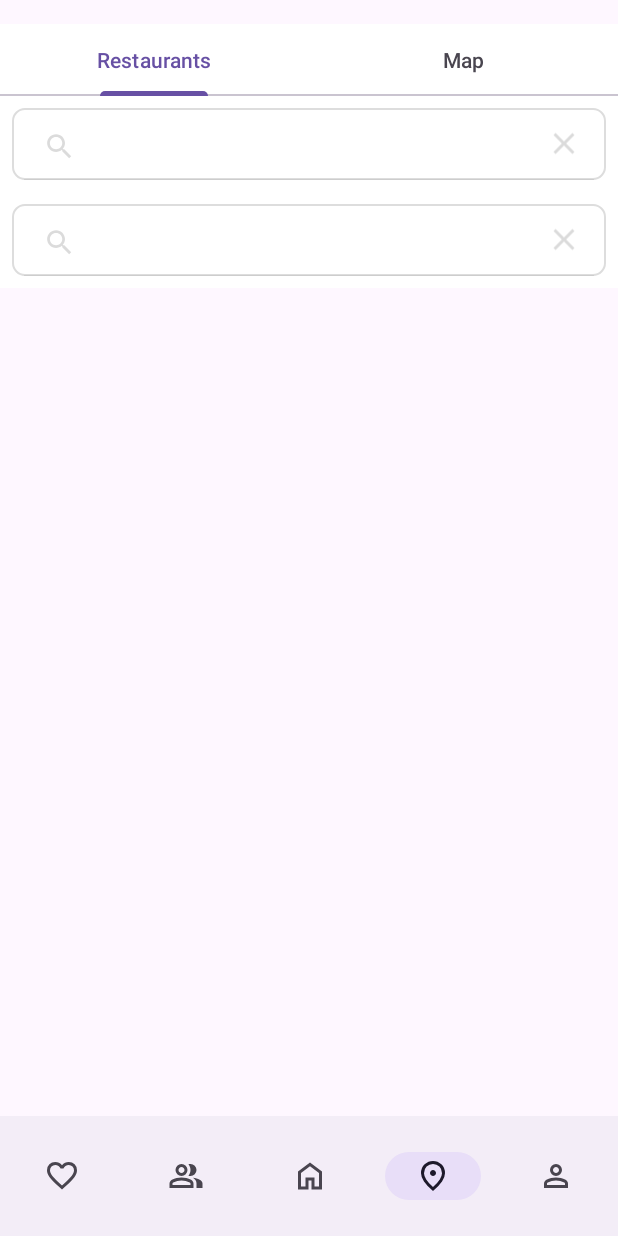
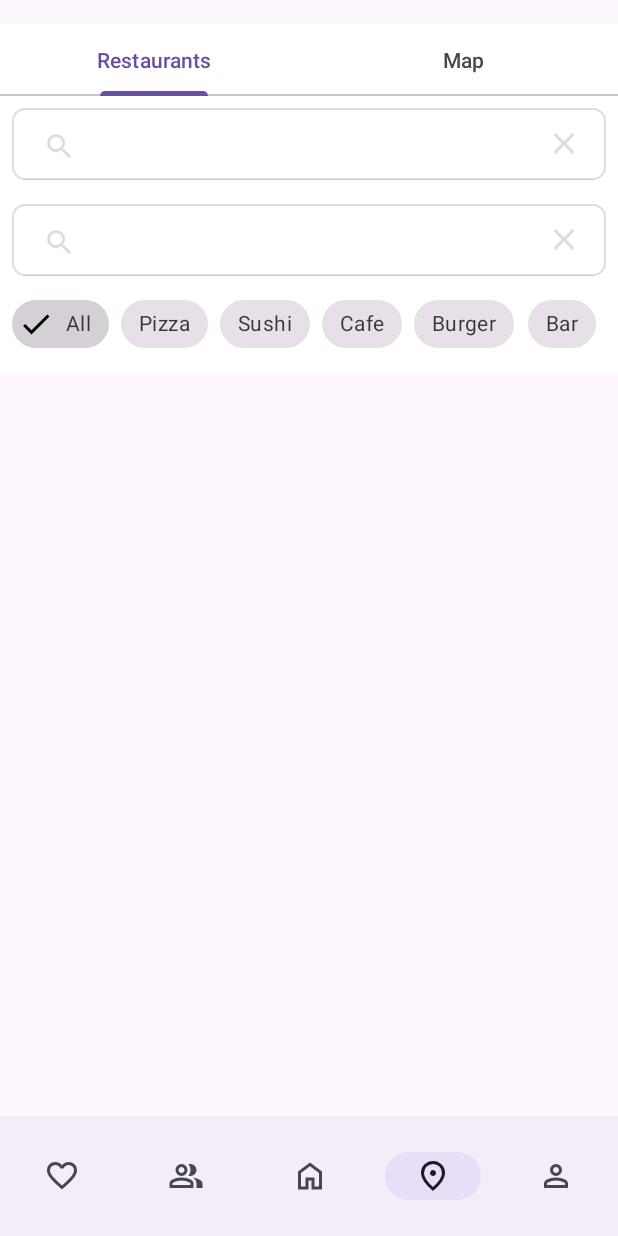
Before and after one commit to andreeag1/MealMatch, an Android app: the MapFragment screen opened through its navigation route, on a phone screen of 412 x 824 dp. Run offline under Robolectric (Android 15) with nearby library versions, the light colour scheme and no system bars; our stand-ins replace navigation-ui; 10 statements that could not run were skipped.

Commit message:
add filter chip

```diff
--- a/client/app/src/main/java/com/mealmatch/ui/map/MapFragment.kt
+++ b/client/app/src/main/java/com/mealmatch/ui/map/MapFragment.kt
@@ -34,6 +34,10 @@ import com.mealmatch.databinding.FragmentMapBinding
 import kotlinx.coroutines.Dispatchers
 import kotlinx.coroutines.launch
 import kotlinx.coroutines.withContext
+import com.google.android.material.chip.Chip
+
+
+
 
 class MapFragment : Fragment(), OnMapReadyCallback, MapManager.MapManagerListener {
 
@@ -73,7 +77,10 @@ class MapFragment : Fragment(), OnMapReadyCallback, MapManager.MapManagerListene
         observeViewModel()
     }
 
+// ... inside the MapFragment class
+
     private fun setupUI() {
+        // Adapter and RecyclerView setup (no changes here)
         restaurantAdapter = RestaurantAdapter(placesClient)
         mapRestaurantAdapter = RestaurantAdapter(placesClient)
 
@@ -86,6 +93,10 @@ class MapFragment : Fragment(), OnMapReadyCallback, MapManager.MapManagerListene
             adapter = mapRestaurantAdapter
         }
 
+        // Call the new function to set up the filter chips
+        setupCuisineChips()
+
+        // Setup for TabLayout
         binding.tabLayout.apply {
             addTab(newTab().setText("Restaurants"))
             addTab(newTab().setText("Map"))
@@ -93,18 +104,17 @@ class MapFragment : Fragment(), OnMapReadyCallback, MapManager.MapManagerListene
                 override fun onTabSelected(tab: TabLayout.Tab) {
                     if (tab.position == 0) showList() else showMap()
                 }
-                override fun onTabUnselected(tab: TabLayout.Tab) {}
-                override fun onTabReselected(tab: TabLayout.Tab) {}
+                override fun onTabUnselected(tab: TabLayout.Tab?) {}
+                override fun onTabReselected(tab: TabLayout.Tab?) {}
             })
         }
 
-        // --- FIX IS HERE ---
-        // Forcing the iconified state to false ensures the views are focusable.
+        // Setup for query SearchView
         binding.svQuery.apply {
-            isIconified = false // Ensure the view is expanded
+            isIconified = false
             setOnQueryTextListener(object : SearchView.OnQueryTextListener {
                 override fun onQueryTextSubmit(query: String?): Boolean {
-                    clearFocus() // Hide keyboard
+                    clearFocus()
                     mapViewModel.filterListByText(query)
                     return true
                 }
@@ -115,12 +125,12 @@ class MapFragment : Fragment(), OnMapReadyCallback, MapManager.MapManagerListene
             })
         }
 
-        // --- AND HERE ---
+        // Setup for address SearchView
         binding.svAddress.apply {
-            isIconified = false // Ensure the view is expanded
+            isIconified = false
             setOnQueryTextListener(object : SearchView.OnQueryTextListener {
                 override fun onQueryTextSubmit(address: String?): Boolean {
-                    clearFocus() // Hide keyboard
+                    clearFocus()
                     if (!address.isNullOrBlank()) {
                         geocodeAddressAndFetch(address)
                     }
@@ -130,13 +140,39 @@ class MapFragment : Fragment(), OnMapReadyCallback, MapManager.MapManagerListene
             })
         }
 
-        // Clear focus from the search bars when the fragment starts
         binding.rootCoordinator.requestFocus()
 
         bottomSheetBehavior = BottomSheetBehavior.from(binding.bottomSheet)
         bottomSheetBehavior.state = BottomSheetBehavior.STATE_HIDDEN
     }
 
+    private fun setupCuisineChips() {
+        val cuisines = listOf("All", "Pizza", "Sushi", "Cafe", "Burger", "Bar", "Pub")
+        val chipGroup = binding.chipGroupCuisines
+        chipGroup.isSelectionRequired = true
+
+        cuisines.forEach { cuisineName ->
+            val chip = layoutInflater.inflate(R.layout.item_filter_chip, chipGroup, false) as Chip
+            chip.text = cuisineName
+            chip.id = View.generateViewId()
+            chipGroup.addView(chip)
+            if (cuisineName == "All") {
+                chip.isChecked = true
+            }
+        }
+
+        chipGroup.setOnCheckedStateChangeListener { group, checkedIds ->
+            val selectedChipId = checkedIds.firstOrNull() ?: return@setOnCheckedStateChangeListener
+            val selectedChip = group.findViewById<Chip>(selectedChipId)
+            val selectedCuisine = selectedChip.text.toString()
+
+            if (selectedCuisine == "All") {
+                mapViewModel.filterListByCuisine(null)
+            } else {
+                mapViewModel.filterListByCuisine(selectedCuisine)
+            }
+        }
+    }
 
     private fun setupMap() {
         var mapFrag = childFragmentManager.findFragmentById(R.id.google_map) as? SupportMapFragment
--- a/client/app/src/main/res/layout/fragment_map.xml
+++ b/client/app/src/main/res/layout/fragment_map.xml
@@ -40,7 +40,24 @@
             android:queryHint="Current location"
             android:iconifiedByDefault="false"
             android:background="@drawable/search_background"/>
+
+        <HorizontalScrollView
+            android:layout_width="match_parent"
+            android:layout_height="wrap_content"
+            android:scrollbars="none"
+            android:paddingHorizontal="8dp"
+            android:paddingBottom="8dp">
+
+            <com.google.android.material.chip.ChipGroup
+                android:id="@+id/chip_group_cuisines"
+                android:layout_width="wrap_content"
+                android:layout_height="wrap_content"
+                app:singleSelection="true"
+                app:selectionRequired="true">
+            </com.google.android.material.chip.ChipGroup>
+        </HorizontalScrollView>
     </com.google.android.material.appbar.AppBarLayout>
+
 
     <!-- ─── 1) Full-screen list for “Restaurants” ───────────────────── -->
     <androidx.recyclerview.widget.RecyclerView
--- /dev/null
+++ b/client/app/src/main/res/layout/item_filter_chip.xml
@@ -0,0 +1,7 @@
+<?xml version="1.0" encoding="utf-8"?>
+<com.google.android.material.chip.Chip
+    xmlns:android="http://schemas.android.com/apk/res/android"
+    xmlns:app="http://schemas.android.com/apk/res-auto"
+    style="@style/Widget.MaterialComponents.Chip.Filter"
+    android:layout_width="wrap_content"
+    android:layout_height="wrap_content" />
```
Also changed, not shown: client/app/src/main/java/com/mealmatch/ui/map/MapViewModel.kt (+27 -14 lines).
